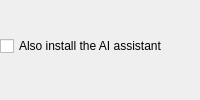
Before: the Qt Designer form tools/installer/AssistantForm.ui in enhantica/edi, drawn with Qt 5.
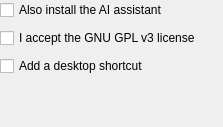
After: the same form once the commit is applied.

Patch:
```diff
--- a/tools/installer/AssistantForm.ui
+++ b/tools/installer/AssistantForm.ui
@@ -15,6 +15,9 @@
    </sizepolicy>
   </property>
   <layout class="QVBoxLayout" name="AssistantLayout">
+   <property name="spacing">
+    <number>8</number>
+   </property>
    <property name="leftMargin">
     <number>0</number>
    </property>
@@ -34,6 +37,51 @@
      </property>
     </widget>
    </item>
+   <item>
+    <layout class="QHBoxLayout" name="LicenseRow">
+     <property name="spacing">
+      <number>8</number>
+     </property>
+     <item>
+      <widget class="QCheckBox" name="LicenseCheckBox">
+       <property name="text">
+        <string>I accept the GNU GPL v3 license</string>
+       </property>
+      </widget>
+     </item>
+     <item>
+      <widget class="QLabel" name="LicenseLink">
+       <property name="openExternalLinks">
+        <bool>true</bool>
+       </property>
+      </widget>
+     </item>
+     <item>
+      <spacer name="LicenseSpacer">
+       <property name="orientation">
+        <enum>Qt::Horizontal</enum>
+       </property>
+      </spacer>
+     </item>
+    </layout>
+   </item>
+   <item>
+    <widget class="QCheckBox" name="ShortcutCheckBox">
+     <property name="text">
+      <string>Add a desktop shortcut</string>
+     </property>
+    </widget>
+   </item>
+   <item>
+    <widget class="QLabel" name="NoticeLabel">
+     <property name="wordWrap">
+      <bool>true</bool>
+     </property>
+     <property name="openExternalLinks">
+      <bool>false</bool>
+     </property>
+    </widget>
+   </item>
    <item>
     <spacer name="AssistantSpacer">
      <property name="orientation">
@@ -41,6 +89,9 @@
      </property>
     </spacer>
    </item>
+   <item>
+    <widget class="QLabel" name="SpaceLabel"/>
+   </item>
   </layout>
  </widget>
 </ui>
```
Left out of the diff: 5 changed lines with no effect on the pictures.
